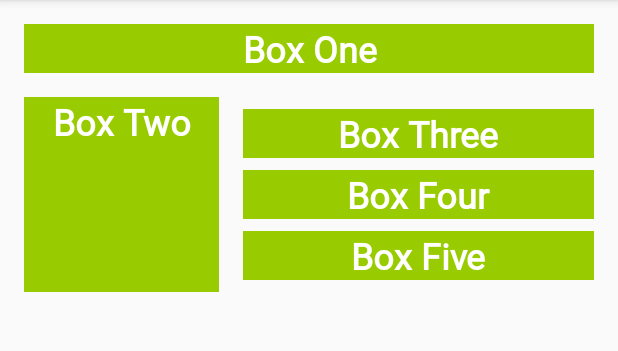
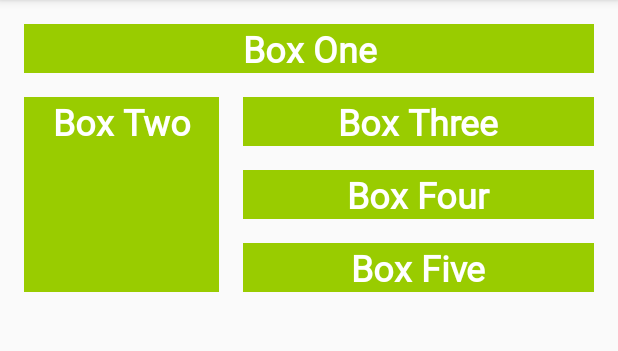
Before and after one commit to lookpearsw/Kotlin_ColorMyViews, an Android app: the screen it shows after launch (MainActivity), on a phone screen of 412 x 824 dp, the part 84-435 px from its top. Run offline under Robolectric (Android 15) with nearby library versions, the phone set to English and light mode, and no system bars.

Commit message:
Add margin

```diff
--- a/app/src/main/res/layout/activity_main.xml
+++ b/app/src/main/res/layout/activity_main.xml
@@ -35,8 +35,8 @@
             android:id="@+id/box_three_text" style="@style/whiteBox"
             app:layout_constraintBottom_toTopOf="@+id/box_four_text"
             app:layout_constraintTop_toTopOf="@+id/box_two_text" app:layout_constraintStart_toEndOf="@+id/box_two_text"
-            android:layout_marginStart="16dp" app:layout_constraintEnd_toEndOf="parent"
-            android:layout_marginEnd="16dp"/>
+            android:layout_marginStart="@dimen/margin_wide" app:layout_constraintEnd_toEndOf="parent"
+            android:layout_marginEnd="@dimen/margin_wide"/>
     <TextView
             android:text="@string/box_four"
             android:layout_width="0dp"
@@ -44,8 +44,9 @@
             android:id="@+id/box_four_text" style="@style/whiteBox"
             app:layout_constraintTop_toBottomOf="@+id/box_three_text"
             app:layout_constraintBottom_toTopOf="@+id/box_five_text"
-            app:layout_constraintStart_toEndOf="@+id/box_two_text" android:layout_marginStart="16dp"
-            app:layout_constraintEnd_toEndOf="parent" android:layout_marginEnd="16dp"/>
+            app:layout_constraintStart_toEndOf="@+id/box_two_text" android:layout_marginStart="@dimen/margin_wide"
+            app:layout_constraintEnd_toEndOf="parent" android:layout_marginEnd="@dimen/margin_wide"
+            android:layout_marginTop="@dimen/margin_wide" android:layout_marginBottom="@dimen/margin_wide"/>
     <TextView
             android:text="@string/box_five"
             android:layout_width="0dp"
@@ -53,7 +54,7 @@
             android:id="@+id/box_five_text" style="@style/whiteBox"
             app:layout_constraintBottom_toBottomOf="@+id/box_two_text"
             app:layout_constraintTop_toBottomOf="@+id/box_four_text"
-            app:layout_constraintStart_toEndOf="@+id/box_two_text" android:layout_marginStart="16dp"
-            app:layout_constraintEnd_toEndOf="parent" android:layout_marginEnd="16dp"/>
+            app:layout_constraintStart_toEndOf="@+id/box_two_text" android:layout_marginStart="@dimen/margin_wide"
+            app:layout_constraintEnd_toEndOf="parent" android:layout_marginEnd="@dimen/margin_wide"/>
 
 </androidx.constraintlayout.widget.ConstraintLayout>
```
